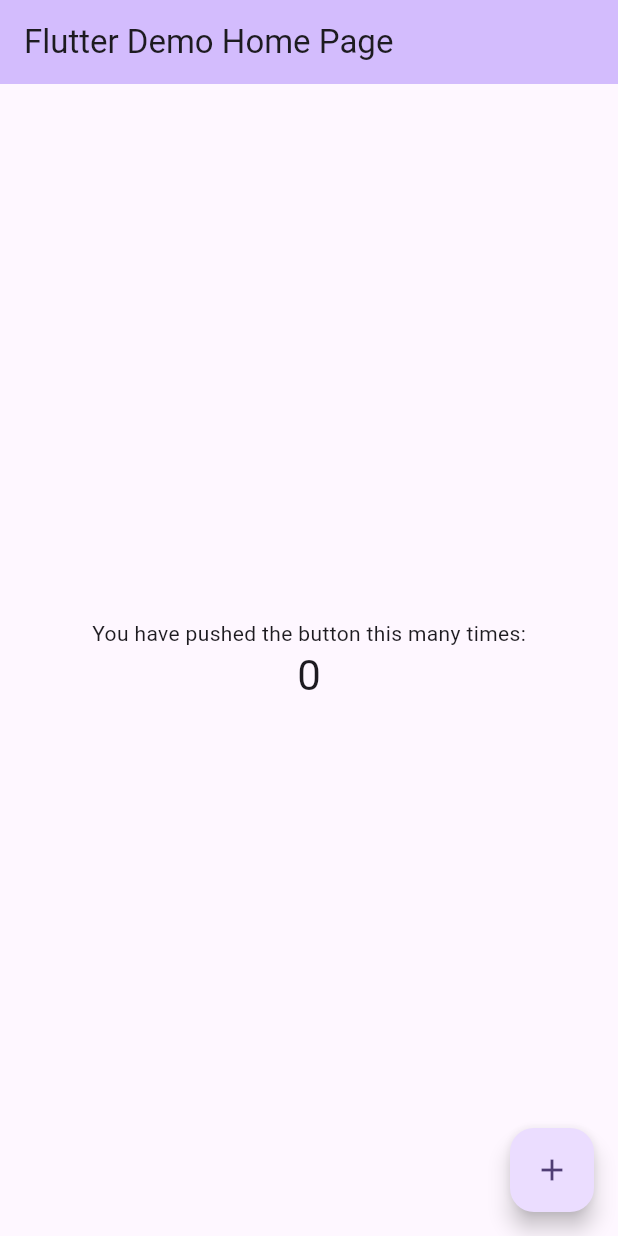
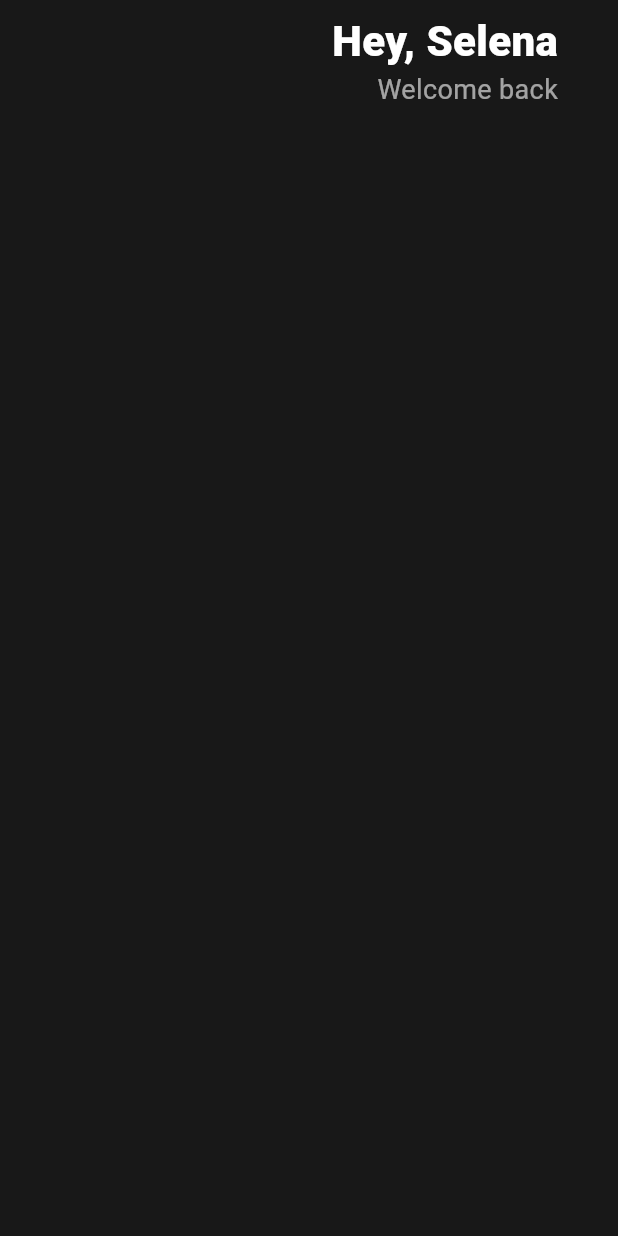
Before and after one commit to leafdesk/flutter, a Flutter app: the screen it shows after launch, on a phone screen of 412 x 824 dp. Run offline on Flutter 3.47's test engine with Material 3 defaults, Android fonts, the phone set to English and light mode, and no system bars.

Commit message:
no message

```diff
--- a/lib/main.dart
+++ b/lib/main.dart
@@ -1,125 +1,51 @@
 import 'package:flutter/material.dart';
 
 void main() {
-  runApp(const MyApp());
+  runApp(App());
 }
 
-class MyApp extends StatelessWidget {
-  const MyApp({super.key});
-
-  // This widget is the root of your application.
+class App extends StatelessWidget {
   @override
   Widget build(BuildContext context) {
     return MaterialApp(
-      title: 'Flutter Demo',
-      theme: ThemeData(
-        // This is the theme of your application.
-        //
-        // TRY THIS: Try running your application with "flutter run". You'll see
-        // the application has a purple toolbar. Then, without quitting the app,
-        // try changing the seedColor in the colorScheme below to Colors.green
-        // and then invoke "hot reload" (save your changes or press the "hot
-        // reload" button in a Flutter-supported IDE, or press "r" if you used
-        // the command line to start the app).
-        //
-        // Notice that the counter didn't reset back to zero; the application
-        // state is not lost during the reload. To reset the state, use hot
-        // restart instead.
-        //
-        // This works for code too, not just values: Most code changes can be
-        // tested with just a hot reload.
-        colorScheme: ColorScheme.fromSeed(seedColor: Colors.deepPurple),
-        useMaterial3: true,
-      ),
-      home: const MyHomePage(title: 'Flutter Demo Home Page'),
-    );
+        home: Scaffold(
+      backgroundColor: Color(0xFF181818),
+      body: Padding(
+          padding: EdgeInsets.symmetric(
+            horizontal: 40,
+          ),
+          child: Column(
+            children: [
+              Row(
+                mainAxisAlignment: MainAxisAlignment.end,
+                children: [
+                  SizedBox(
+                    height: 80,
+                  ),
+                  Column(
+                    crossAxisAlignment: CrossAxisAlignment.end,
+                    children: [
+                      Text(
+                        'Hey, Selena',
+                        style: TextStyle(
+                          color: Colors.white,
+                          fontSize: 28,
+                          fontWeight: FontWeight.w800,
+                        ),
+                      ),
+                      Text(
+                        'Welcome back',
+                        style: TextStyle(
+                          color: Colors.white.withOpacity(0.6),
+                          fontSize: 18,
+                        ),
+                      ),
+                    ],
+                  )
+                ],
+              )
+            ],
+          )),
+    ));
   }
 }
-
-class MyHomePage extends StatefulWidget {
-  const MyHomePage({super.key, required this.title});
-
-  // This widget is the home page of your application. It is stateful, meaning
-  // that it has a State object (defined below) that contains fields that affect
-  // how it looks.
-
-  // This class is the configuration for the state. It holds the values (in this
-  // case the title) provided by the parent (in this case the App widget) and
-  // used by the build method of the State. Fields in a Widget subclass are
-  // always marked "final".
-
-  final String title;
-
-  @override
-  State<MyHomePage> createState() => _MyHomePageState();
-}
-
-class _MyHomePageState extends State<MyHomePage> {
-  int _counter = 0;
-
-  void _incrementCounter() {
-    setState(() {
-      // This call to setState tells the Flutter framework that something has
-      // changed in this State, which causes it to rerun the build method below
-      // so that the display can reflect the updated values. If we changed
-      // _counter without calling setState(), then the build method would not be
-      // called again, and so nothing would appear to happen.
-      _counter++;
-    });
-  }
-
-  @override
-  Widget build(BuildContext context) {
-    // This method is rerun every time setState is called, for instance as done
-    // by the _incrementCounter method above.
-    //
-    // The Flutter framework has been optimized to make rerunning build methods
-    // fast, so that you can just rebuild anything that needs updating rather
-    // than having to individually change instances of widgets.
-    return Scaffold(
-      appBar: AppBar(
-        // TRY THIS: Try changing the color here to a specific color (to
-        // Colors.amber, perhaps?) and trigger a hot reload to see the AppBar
-        // change color while the other colors stay the same.
-        backgroundColor: Theme.of(context).colorScheme.inversePrimary,
-        // Here we take the value from the MyHomePage object that was created by
-        // the App.build method, and use it to set our appbar title.
-        title: Text(widget.title),
-      ),
-      body: Center(
-        // Center is a layout widget. It takes a single child and positions it
-        // in the middle of the parent.
-        child: Column(
-          // Column is also a layout widget. It takes a list of children and
-          // arranges them vertically. By default, it sizes itself to fit its
-          // children horizontally, and tries to be as tall as its parent.
-          //
-          // Column has various properties to control how it sizes itself and
-          // how it positions its children. Here we use mainAxisAlignment to
-          // center the children vertically; the main axis here is the vertical
-          // axis because Columns are vertical (the cross axis would be
-          // horizontal).
-          //
-          // TRY THIS: Invoke "debug painting" (choose the "Toggle Debug Paint"
-          // action in the IDE, or press "p" in the console), to see the
-          // wireframe for each widget.
-          mainAxisAlignment: MainAxisAlignment.center,
-          children: <Widget>[
-            const Text(
-              'You have pushed the button this many times:',
-            ),
-            Text(
-              '$_counter',
-              style: Theme.of(context).textTheme.headlineMedium,
-            ),
-          ],
-        ),
-      ),
-      floatingActionButton: FloatingActionButton(
-        onPressed: _incrementCounter,
-        tooltip: 'Increment',
-        child: const Icon(Icons.add),
-      ), // This trailing comma makes auto-formatting nicer for build methods.
-    );
-  }
-}
```
